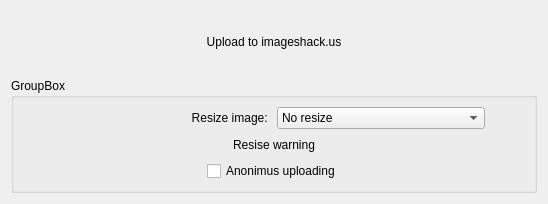
The window that src/modules/uploader/imgshack/uploader_imgshack_widget.ui (lxqt/screengrab) describes before a commit, drawn with Qt 5.
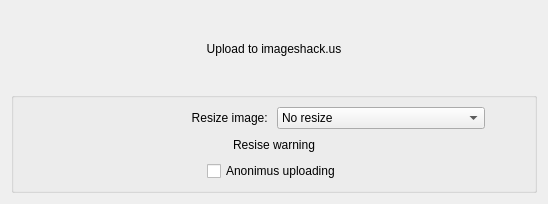
The same window after the commit.

What changed in the file:
```diff
--- a/src/modules/uploader/imgshack/uploader_imgshack_widget.ui
+++ b/src/modules/uploader/imgshack/uploader_imgshack_widget.ui
@@ -27,7 +27,7 @@
    <item>
     <widget class="QGroupBox" name="groupBox">
      <property name="title">
-      <string>GroupBox</string>
+      <string notr="true"/>
      </property>
      <layout class="QVBoxLayout" name="verticalLayout">
       <item>
```
Left out of the diff: 18 changed lines with no effect on the pictures.
